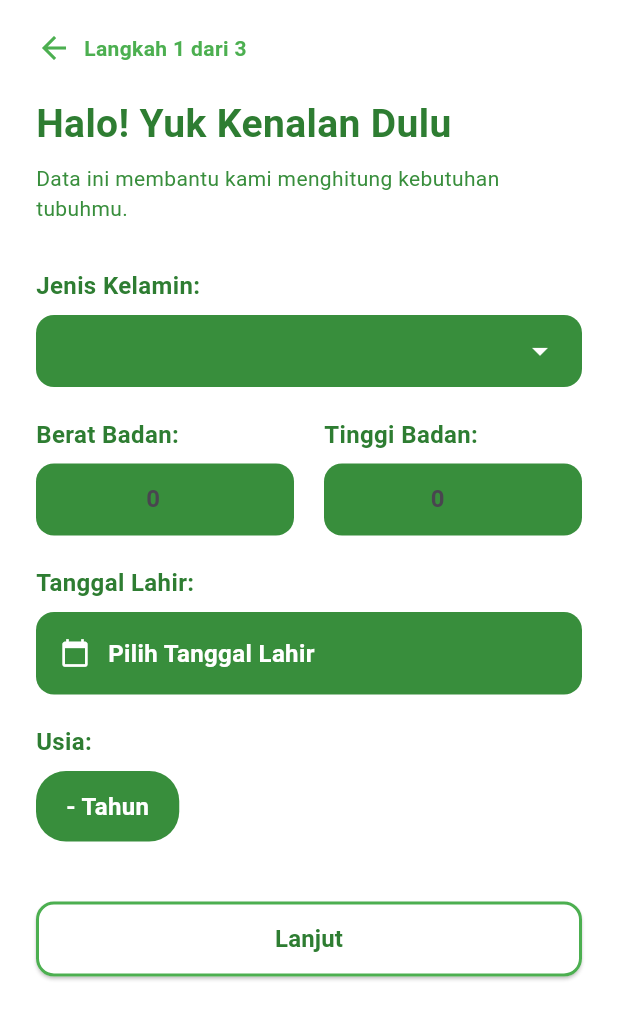
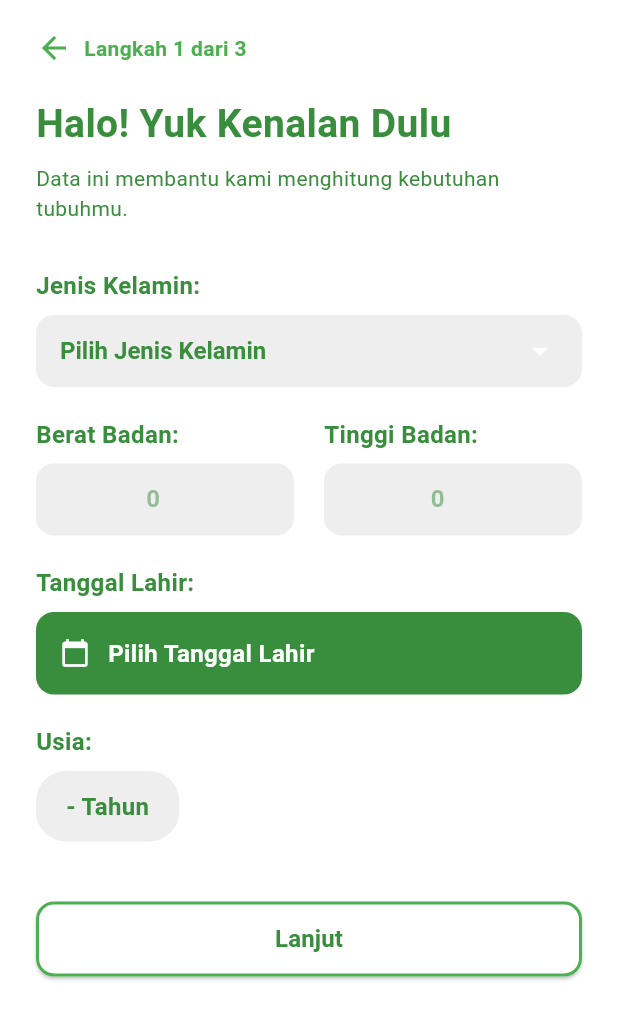
Before and after one commit to ZoeryaXD/NutriGenius, a Flutter app: the FirstPageMain screen opened by its route, on a phone screen of 412 x 824 dp. Shown: the top 1019 px of the screen. Run offline on Flutter 3.47's test engine with Material 3 defaults, Android fonts, the phone set to English and light mode, and no system bars; our stand-ins replace camera, dartz, equatable, firebase_auth, firebase_core, fl_chart and 8 more; accounts and stored records are empty; Roboto replaces fonts that are missing (Poppins).

Commit message:
update firstpage

```diff
--- a/lib/features/auth/presentation/widgets/auth_dialogs.dart
+++ b/lib/features/auth/presentation/widgets/auth_dialogs.dart
@@ -107,7 +107,6 @@ class AuthDialogs {
     );
   }
 
-  // Tambahkan ini di dalam class AuthDialogs (file auth_dialogs.dart)
 
   static void showRegisterSuccess(BuildContext context) {
     showGeneralDialog(
@@ -149,8 +148,8 @@ class AuthDialogs {
                       ),
                     ),
                     onPressed: () {
-                      Navigator.pop(context); // Tutup Dialog
-                      Navigator.pop(context); // Kembali ke Login Page
+                      Navigator.pop(context);
+                      Navigator.pop(context);
                     },
                     child: const Text(
                       "OK",
--- a/lib/features/firstpage/domain/entities/firstpage_entity.dart
+++ b/lib/features/firstpage/domain/entities/firstpage_entity.dart
@@ -37,3 +37,37 @@ class FirstpageEntity extends Equatable {
     healthId,
   ];
 }
+
+class ActivityLevel extends Equatable {
+  final int id;
+  final String levelName;
+  final double multiplier;
+  final String description;
+
+  const ActivityLevel({
+    required this.id,
+    required this.levelName,
+    required this.multiplier,
+    required this.description,
+  });
+
+  @override
+  List<Object?> get props => [id, levelName, multiplier, description];
+}
+
+class HealthCondition extends Equatable {
+  final int id;
+  final String conditionName;
+  final double sugarLimit;
+  final String description;
+
+  const HealthCondition({
+    required this.id,
+    required this.conditionName,
+    required this.sugarLimit,
+    required this.description,
+  });
+
+  @override
+  List<Object?> get props => [id, conditionName, sugarLimit, description];
+}
--- a/lib/features/firstpage/domain/repositories/firstpage_repository.dart
+++ b/lib/features/firstpage/domain/repositories/firstpage_repository.dart
@@ -1,3 +1,5 @@
+import '../entities/firstpage_entity.dart';
+
 abstract class FirstPageRepository {
   Future<void> submitProfile({
     required String email,
@@ -10,4 +12,7 @@ abstract class FirstPageRepository {
     required double bmr,
     required double tdee,
   });
+
+  Future<List<ActivityLevel>> getActivityLevels();
+  Future<List<HealthCondition>> getHealthConditions();
 }
--- a/lib/features/firstpage/presentation/bloc/firstpage_event.dart
+++ b/lib/features/firstpage/presentation/bloc/firstpage_event.dart
@@ -4,6 +4,8 @@ abstract class FirstPageEvent extends Equatable {
   @override
   List<Object> get props => [];
 }
+
+class LoadMasterData extends FirstPageEvent {}
 
 class UpdateStep1Data extends FirstPageEvent {
   final String gender;
--- a/lib/features/firstpage/presentation/bloc/firstpage_state.dart
+++ b/lib/features/firstpage/presentation/bloc/firstpage_state.dart
@@ -1,6 +1,7 @@
 import 'package:equatable/equatable.dart';
+import '../../domain/entities/firstpage_entity.dart';
 
-enum FirstPageStatus { initial, calculating, success, successSubmit, failure }
+enum FirstPageStatus { initial, loadingMaster, successMaster, calculating, success, successSubmit, failure }
 
 class FirstPageState extends Equatable {
   final String gender;
@@ -9,6 +10,9 @@ class FirstPageState extends Equatable {
   final int activityId, healthId;
   final FirstPageStatus status;
   final String? error;
+
+  final List<ActivityLevel> activityLevels;
+  final List<HealthCondition> healthConditions;
 
   const FirstPageState({
     this.gender = '-',
@@ -21,6 +25,8 @@ class FirstPageState extends Equatable {
     this.healthId = 1,
     this.status = FirstPageStatus.initial,
     this.error,
+    this.activityLevels = const [],
+    this.healthConditions = const [],
   });
 
   FirstPageState copyWith({
@@ -34,6 +40,8 @@ class FirstPageState extends Equatable {
     int? healthId,
     FirstPageStatus? status,
     String? error,
+    List<ActivityLevel>? activityLevels,
+    List<HealthCondition>? healthConditions,
   }) {
     return FirstPageState(
       gender: gender ?? this.gender,
@@ -46,6 +54,8 @@ class FirstPageState extends Equatable {
       healthId: healthId ?? this.healthId,
       status: status ?? this.status,
       error: error ?? this.error,
+      activityLevels: activityLevels ?? this.activityLevels,
+      healthConditions: healthConditions ?? this.healthConditions,
     );
   }
 
@@ -61,5 +71,7 @@ class FirstPageState extends Equatable {
     healthId,
     status,
     error,
+    activityLevels,
+    healthConditions,
   ];
 }
--- a/lib/features/firstpage/presentation/pages/first_page.dart
+++ b/lib/features/firstpage/presentation/pages/first_page.dart
@@ -1,7 +1,7 @@
 import 'package:flutter/material.dart';
 import 'package:flutter_bloc/flutter_bloc.dart';
 import 'package:nutrigenius/features/firstpage/presentation/bloc/firstpage_event.dart';
-import '../bloc/firstpage_bloc.dart'; // Pastikan import ini benar
+import '../bloc/firstpage_bloc.dart';
 
 class FirstPage extends StatefulWidget {
   final PageController pageController;
@@ -12,7 +12,6 @@ class FirstPage extends StatefulWidget {
 }
 
 class _FirstPageState extends State<FirstPage> {
-
   String? _gender;
   final _weightCtrl = TextEditingController();
   final _heightCtrl = TextEditingController();
@@ -46,7 +45,7 @@ class _FirstPageState extends State<FirstPage> {
           Container(
             padding: EdgeInsets.symmetric(horizontal: 16),
             decoration: BoxDecoration(
-              color: Colors.green[700],
+              color: _gender == null ? Colors.grey[200] : Colors.green[700],
               borderRadius: BorderRadius.circular(12),
             ),
             child: DropdownButtonHideUnderline(
@@ -54,9 +53,16 @@ class _FirstPageState extends State<FirstPage> {
                 value: _gender,
                 isExpanded: true,
                 dropdownColor: Colors.green[700],
-                icon: Icon(Icons.arrow_drop_down, color: Colors.white),
+                hint: Text(
+                  "Pilih Jenis Kelamin",
+                  style: TextStyle(color: Colors.green[700]),
+                ),
+                icon: Icon(
+                  Icons.arrow_drop_down,
+                  color: Colors.white,
+                ),
                 style: TextStyle(
-                  color: Colors.white,
+                  color:Colors.white,
                   fontSize: 16,
                   fontWeight: FontWeight.bold,
                 ),
@@ -67,14 +73,12 @@ class _FirstPageState extends State<FirstPage> {
                         child: Row(
                           children: [
                             Icon(
-                              value == 'Laki-Laki'
-                                  ? Icons.male
-                                  : Icons.female,
+                              value == 'Laki-Laki' ? Icons.male : Icons.female,
                               color: Colors.white,
                               size: 20,
                             ),
                             SizedBox(width: 10),
-                            Text(value),
+                            Text(value, style: TextStyle(color: Colors.white)),
                           ],
                         ),
                       );
@@ -131,7 +135,11 @@ class _FirstPageState extends State<FirstPage> {
               ),
               child: Row(
                 children: [
-                  Icon(Icons.calendar_today, color: Colors.white, size: 20),
+                  Icon(
+                    Icons.calendar_today,
+                    color:Colors.white,
+                    size: 20,
+                  ),
                   SizedBox(width: 12),
                   Text(
                     _birthDate == null
@@ -154,13 +162,13 @@ class _FirstPageState extends State<FirstPage> {
           Container(
             padding: EdgeInsets.symmetric(vertical: 12, horizontal: 20),
             decoration: BoxDecoration(
-              color: Colors.green[700],
+              color: _birthDate == null ? Colors.grey[200] : Colors.green[700],
               borderRadius: BorderRadius.circular(20),
             ),
             child: Text(
               _birthDate == null ? "- Tahun" : "$_age Tahun",
               style: TextStyle(
-                color: Colors.white,
+                color: _birthDate == null ? Colors.green[700] : Colors.white,
                 fontWeight: FontWeight.bold,
                 fontSize: 16,
               ),
@@ -209,7 +217,7 @@ class _FirstPageState extends State<FirstPage> {
               child: Text(
                 "Lanjut",
                 style: TextStyle(
-                  color: Colors.green[800],
+                  color: Colors.green[700],
                   fontWeight: FontWeight.bold,
                   fontSize: 16,
                 ),
@@ -229,7 +237,7 @@ class _FirstPageState extends State<FirstPage> {
         style: TextStyle(
           fontSize: 16,
           fontWeight: FontWeight.w600,
-          color: Colors.green[800],
+          color: Colors.green[700],
         ),
       ),
     );
@@ -240,20 +248,24 @@ class _FirstPageState extends State<FirstPage> {
     TextEditingController ctrl,
     String suffix,
   ) {
+    bool isEmpty = ctrl.text.isEmpty;
     return Column(
       crossAxisAlignment: CrossAxisAlignment.start,
       children: [
         _buildLabel(label),
         Container(
           decoration: BoxDecoration(
-            color: Colors.green[700],
+            color: isEmpty ? Colors.grey[200] : Colors.green[700],
             borderRadius: BorderRadius.circular(12),
           ),
           padding: EdgeInsets.symmetric(horizontal: 16),
           child: TextField(
             controller: ctrl,
+            onChanged: (val) {
+              setState(() {});
+            },
             style: TextStyle(
-              color: Colors.white,
+              color: isEmpty ? Colors.green[700] : Colors.white,
               fontWeight: FontWeight.bold,
               fontSize: 16,
             ),
@@ -262,8 +274,11 @@ class _FirstPageState extends State<FirstPage> {
             decoration: InputDecoration(
               border: InputBorder.none,
               hintText: "0",
+              hintStyle: TextStyle(color: Colors.green[700]!.withOpacity(0.5)),
               suffixText: suffix,
-              suffixStyle: TextStyle(color: Colors.white38),
+              suffixStyle: TextStyle(
+                color: isEmpty ? Colors.green[700] : Colors.white70,
+              ),
             ),
           ),
         ),
@@ -276,7 +291,7 @@ class _FirstPageState extends State<FirstPage> {
       crossAxisAlignment: CrossAxisAlignment.start,
       children: [
         GestureDetector(
-          onTap: () => Navigator.pop(context),
+          onTap: () => Navigator.pushReplacementNamed(context, '/'),
           child: Row(
             children: [
               Icon(Icons.arrow_back, color: Colors.green),
@@ -297,7 +312,7 @@ class _FirstPageState extends State<FirstPage> {
           style: TextStyle(
             fontSize: 26,
             fontWeight: FontWeight.bold,
-            color: Colors.green[800],
+            color: Colors.green[700],
           ),
         ),
         SizedBox(height: 8),
--- a/lib/features/firstpage/presentation/pages/firstpage_main.dart
+++ b/lib/features/firstpage/presentation/pages/firstpage_main.dart
@@ -2,6 +2,7 @@ import 'package:flutter/material.dart';
 import 'package:flutter_bloc/flutter_bloc.dart';
 import '../../../../injection_container.dart';
 import '../bloc/firstpage_bloc.dart';
+import '../bloc/firstpage_event.dart';
 
 import 'first_page.dart';
 import 'second_page.dart';
@@ -27,7 +28,8 @@ class _FirstPageMainState extends State<FirstPageMain> {
   @override
   Widget build(BuildContext context) {
     return BlocProvider(
-      create: (_) => sl<FirstPageBloc>(),
+      create: (_) => sl<FirstPageBloc>()..add(LoadMasterData()),
+
       child: Scaffold(
         backgroundColor: Colors.white,
         body: SafeArea(
--- a/lib/main.dart
+++ b/lib/main.dart
@@ -14,7 +14,6 @@ import 'features/scan/presentation/bloc/scan_bloc.dart';
 
 import 'features/history/presentation/bloc/history_bloc.dart';
 import 'features/firstpage/presentation/pages/firstpage_main.dart';
-
 
 void main() async {
   WidgetsFlutterBinding.ensureInitialized();
```
Also changed, not shown: lib/features/auth/presentation/pages/login_page.dart (+43 -11 lines), lib/features/auth/presentation/pages/register_page.dart (+1 -11 lines), lib/features/dashboard/data/datasources/dashboard_remote_data_source.dart (+6 -4 lines), lib/features/firstpage/data/datasources/firstpage_remote_data_source.dart (+37 -0 lines), lib/features/firstpage/data/models/firstpage_model.dart (+52 -0 lines), lib/features/firstpage/data/repositories/firstpage_repository_impl.dart (+33 -0 lines), lib/features/firstpage/domain/usecase/calculate_tdee.dart (+3 -17 lines), lib/features/firstpage/presentation/bloc/firstpage_bloc.dart (+41 -1 lines), lib/features/firstpage/presentation/pages/second_page.dart (+64 -24 lines), lib/features/firstpage/presentation/pages/third_page.dart (+25 -8 lines).
